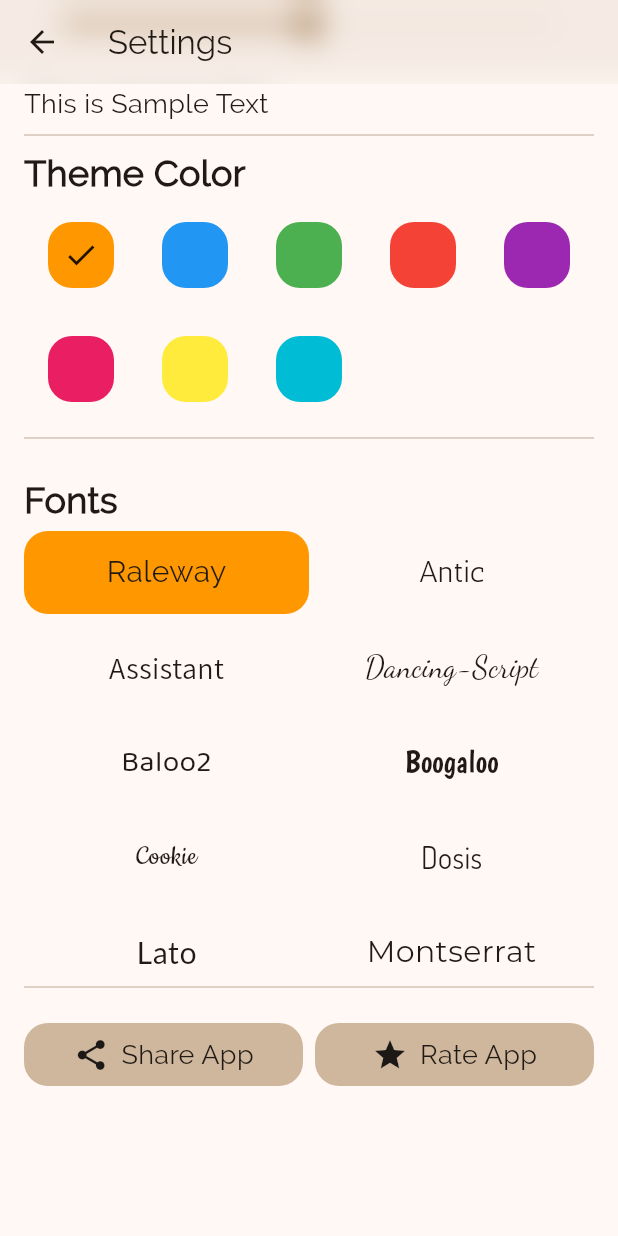
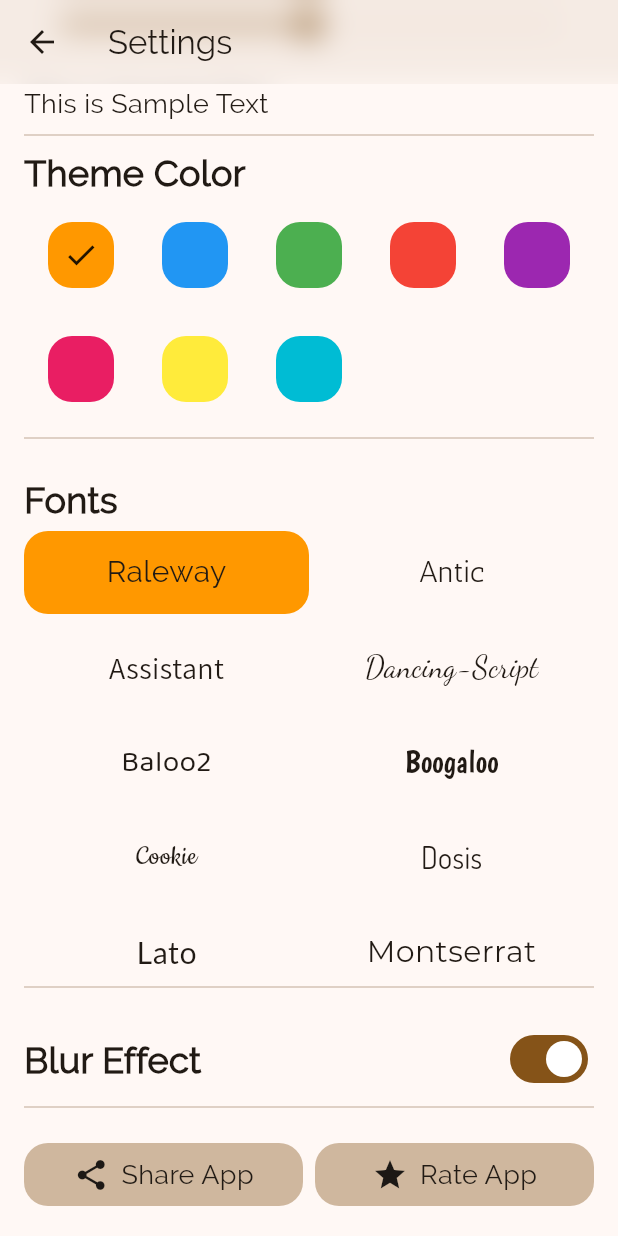
Before and after one commit to chandresh204/Note.It, a Flutter app: the _SettingsPage screen opened directly with empty values, scrolled down 228 dp, on a phone screen of 412 x 824 dp. Run offline on Flutter 3.47's test engine with Material 3 defaults, Android fonts, the phone set to English and light mode, and no system bars; our stand-ins replace drift, equatable, file_picker, flutter_bloc, get_it, package_info_plus and 2 more; missing offline and left inert: encrypt, in_app_update, interactive_text; accounts and stored records are empty; generated files the repository leaves out were written again.

Commit message:
blur effect disable option added in screen

```diff
--- a/lib/repository/settings_repository.dart
+++ b/lib/repository/settings_repository.dart
@@ -40,4 +40,8 @@ class SettingsRepository {
   void updateFontFamily(FontFamily f) {
     _prefs.setString(SharedPreferencesConstants.fontFamilyPrefString, f.fontName);
   }
+
+  void updateBlueEffect(bool isEnable) {
+    _prefs.setBool(SharedPreferencesConstants.blurEffectPrefString, isEnable);
+  }
 }
--- a/lib/ui/secure_password_set/secure_password_introduction.dart
+++ b/lib/ui/secure_password_set/secure_password_introduction.dart
@@ -1,6 +1,7 @@
 import 'dart:ui';
 import 'package:flutter/material.dart';
 import 'package:flutter_bloc/flutter_bloc.dart';
+import 'package:note_it/util/runtime_constants.dart';
 
 import '../../di/injector.dart';
 import '../../repository/settings_repository.dart';
@@ -60,7 +61,7 @@ class _SecureSettingsPageState extends State<_SecureSettingsPage>
     return Scaffold(
       extendBodyBehindAppBar: true,
       appBar: AppBar(
-        backgroundColor: Theme.of(context).scaffoldBackgroundColor.withAlpha(Constants.appBarAlpha),
+        backgroundColor: Theme.of(context).scaffoldBackgroundColor.withAlpha(RuntimeConstants.appBarAlpha),
         flexibleSpace: ClipRect(
           child: BackdropFilter(
             filter: ImageFilter.blur(sigmaX: Constants.appBarBlur, sigmaY: Constants.appBarBlur),
--- a/lib/ui/settings/settings_event.dart
+++ b/lib/ui/settings/settings_event.dart
@@ -27,3 +27,8 @@ class UpdateFontFamilyEvent extends SettingsEvent {
   final FontFamily font;
   UpdateFontFamilyEvent({required this.font});
 }
+
+class UpdateBlurEffectEvent extends SettingsEvent {
+  final bool isEnable;
+  UpdateBlurEffectEvent({required this.isEnable});
+}
--- a/lib/ui/settings/settings_screen.dart
+++ b/lib/ui/settings/settings_screen.dart
@@ -46,15 +46,18 @@ class _SettingsPage extends StatelessWidget {
       extendBodyBehindAppBar: true,
       appBar: AppBar(
         title: Text('Settings'),
-        backgroundColor: Theme.of(context).scaffoldBackgroundColor.withAlpha(Constants.appBarAlpha),
-        flexibleSpace: ClipRect(
+        backgroundColor: Theme.of(
+          context,
+        ).scaffoldBackgroundColor.withAlpha(RuntimeConstants.appBarAlpha),
+        flexibleSpace: RuntimeConstants.isBlurEffectEnabled ? ClipRect(
           child: BackdropFilter(
-            filter: ImageFilter.blur(sigmaX: Constants.appBarBlur, sigmaY: Constants.appBarBlur),
-            child: Container(
-              color: Colors.transparent,
+            filter: ImageFilter.blur(
+              sigmaX: Constants.appBarBlur,
+              sigmaY: Constants.appBarBlur,
             ),
+            child: Container(color: Colors.transparent),
           ),
-        ),
+        ) : null,
       ),
       body: BlocConsumer<SettingsBloc, SettingsState>(
         builder: (ctx, state) {
@@ -123,14 +126,19 @@ class _SettingsPage extends StatelessWidget {
                   onPressed: () {
                     //            prepareNotesInJson();
                     // adding dialog to show information about backup
-                    showModalBottomSheet(context: context,
+                    showModalBottomSheet(
+                      context: context,
                       builder: (ctx) => BottomSheetInformation(
-                            information:  'Note.it provides you a backup file with extension .nbk . this file represents all your notes '
+                        information:
+                            'Note.it provides you a backup file with extension .nbk . this file represents all your notes '
                             'in encrypted format and can be used to restore all your current notes. If you are planning to '
                             'change your smartphone or planing to reset it or planning to uninstall this app then you can '
                             'save this backup file to drive or anywhere else then you can use it later to restore your notes.',
-                          onDismissed: () => context.read<SettingsBloc>().add(BackupNotesEvent()),
-                        ));
+                        onDismissed: () => context.read<SettingsBloc>().add(
+                          BackupNotesEvent(),
+                        ),
+                      ),
+                    );
                   },
                   child: Row(
                     children: [
@@ -145,13 +153,19 @@ class _SettingsPage extends StatelessWidget {
               Expanded(
                 child: ElevatedButton(
                   onPressed: () {
-                    showModalBottomSheet(context: context, builder: (ctx) => BottomSheetInformation(
-                        information: 'You can select a backup file to restore your notes. If you have used Note.it in the past '
+                    showModalBottomSheet(
+                      context: context,
+                      builder: (ctx) => BottomSheetInformation(
+                        information:
+                            'You can select a backup file to restore your notes. If you have used Note.it in the past '
                             'and generated that backup file using the backup notes button, then you can select that file from '
                             'your google drive or from anywhere else. Click select button to select that file (with .nbk) extension '
                             'to restore your notes',
-                        onDismissed: () => context.read<SettingsBloc>().add(RestoreNotesEvent())));
-
+                        onDismissed: () => context.read<SettingsBloc>().add(
+                          RestoreNotesEvent(),
+                        ),
+                      ),
+                    );
                   },
                   child: Row(
                     children: [
@@ -212,7 +226,8 @@ class _SettingsPage extends StatelessWidget {
             height: 300,
             child: GridView(
               gridDelegate: SliverGridDelegateWithFixedCrossAxisCount(
-                crossAxisCount: (MediaQuery.of(context).size.width/150).toInt(),
+                crossAxisCount: (MediaQuery.of(context).size.width / 150)
+                    .toInt(),
                 childAspectRatio: 3,
               ),
               controller: scrollController,
@@ -235,21 +250,47 @@ class _SettingsPage extends StatelessWidget {
           SizedBox(height: widgetSpacing),
           Row(
             children: [
-              Expanded(child: TextIconButton(icon: Icons.share, text: 'Share App', onClick: () {
+              Expanded(child: Text('Blur Effect', style: AppTextStyles.heading2)),
+              Switch(
+                value: state.isBlurEnabled,
+                onChanged: (b) => context.read<SettingsBloc>().add(
+                  UpdateBlurEffectEvent(isEnable: b),
+                ),
+              ),
+            ],
+          ),
+          Divider(),
+          SizedBox(height: widgetSpacing),
+          Row(
+            children: [
+              Expanded(
+                child: TextIconButton(
+                  icon: Icons.share,
+                  text: 'Share App',
+                  onClick: () {
                     SharePlus.instance.share(
                       ShareParams(
-                    text: 'Hello, Im using Note.It. It is a simple app to keep your notes. '
-                            'You can also try it by clicking on the link: ${Constants.playStoreUrl}'
-                  )
+                        text:
+                            'Hello, Im using Note.It. It is a simple app to keep your notes. '
+                            'You can also try it by clicking on the link: ${Constants.playStoreUrl}',
+                      ),
                     );
-              })),
+                  },
+                ),
+              ),
               SizedBox(width: 8),
-              Expanded(child: TextIconButton(icon: Icons.star, text: 'Rate App', onClick: () {
+              Expanded(
+                child: TextIconButton(
+                  icon: Icons.star,
+                  text: 'Rate App',
+                  onClick: () {
                     launchUrl(Uri.parse(Constants.playStoreUrl));
-              })),
+                  },
+                ),
+              ),
             ],
           ),
-          SizedBox(height: 100)
+          SizedBox(height: 100),
         ],
       ),
     );
--- a/lib/ui/settings/settings_state.dart
+++ b/lib/ui/settings/settings_state.dart
@@ -8,6 +8,7 @@ abstract class SettingsState {}
 class SettingStateIdle extends SettingsState {
   double textScaler = RuntimeConstants.currentTextScaler - Constants.textScalerAndSliderDiff;
   AppColors selectedColor = RuntimeConstants.selectedAppColor;
+  bool isBlurEnabled = RuntimeConstants.isBlurEffectEnabled;
   SettingStateIdle();
 }
 
--- a/lib/ui/splash_screen/splash_screen.dart
+++ b/lib/ui/splash_screen/splash_screen.dart
@@ -2,6 +2,7 @@ import 'package:flutter/material.dart';
 import 'package:note_it/ui/theme/app_colors.dart';
 import 'package:note_it/ui/theme/font_family.dart';
 import 'package:note_it/ui/theme/themes.dart';
+import 'package:note_it/util/constants.dart';
 import 'package:note_it/util/extensions.dart';
 import 'package:package_info_plus/package_info_plus.dart';
 import 'package:shared_preferences/shared_preferences.dart';
@@ -58,6 +59,9 @@ class _SplashScreenState extends State<SplashScreen> {
       RuntimeConstants.selectedAppColor = getAppColorFromName(appColor);
       RuntimeConstants.lightThemeData = createLightTheme();
       RuntimeConstants.darkThemeData = createDarkTheme();
+      final isBlurEffect = prefs.getBool(SharedPreferencesConstants.blurEffectPrefString) ?? true;
+      RuntimeConstants.isBlurEffectEnabled = isBlurEffect;
+      RuntimeConstants.appBarAlpha = isBlurEffect ? Constants.appBarAlphaInBlur : Constants.appBarAlphaWithoutBlur;
       widget.onThemeSet();
       Future.delayed(Duration(seconds: 1), () {
         if(mounted) {
--- a/lib/util/constants.dart
+++ b/lib/util/constants.dart
@@ -7,6 +7,7 @@ class Constants {
   static const backUpAppVersionJson = 'appVersion';
 
   // app bar
-  static const appBarAlpha = 100;
   static const appBarBlur = 10.0;
+  static const appBarAlphaInBlur = 100;
+  static const appBarAlphaWithoutBlur = 230;
 }
--- a/lib/util/runtime_constants.dart
+++ b/lib/util/runtime_constants.dart
@@ -10,4 +10,7 @@ class RuntimeConstants {
   static FontFamily selectedFontFamily = FontFamily.raleway;
   static ThemeData lightThemeData = createLightTheme();
   static ThemeData darkThemeData = createDarkTheme();
+
+  static bool isBlurEffectEnabled = true;
+  static int appBarAlpha = 100;
 }
--- a/lib/util/shared_preference_constants.dart
+++ b/lib/util/shared_preference_constants.dart
@@ -4,4 +4,5 @@ class SharedPreferencesConstants {
   static const String textScaleFactorPrefString = 'textScaleFactor';
   static const String themeColorPrefString = 'themeColor';
   static const String fontFamilyPrefString = 'fontFamily';
+  static const String blurEffectPrefString = 'isBlurEnabled';
 }
```
Also changed, not shown: lib/ui/component/note_list_app_bar.dart (+4 -3 lines), lib/ui/note_edit_screen/note_edit_screen.dart (+6 -6 lines), lib/ui/secure_note_list/secure_note_list_screen.dart (+4 -3 lines), lib/ui/settings/settings_bloc.dart (+12 -1 lines), 1 other file. Lines whose indentation alone changed are shown as unchanged.
